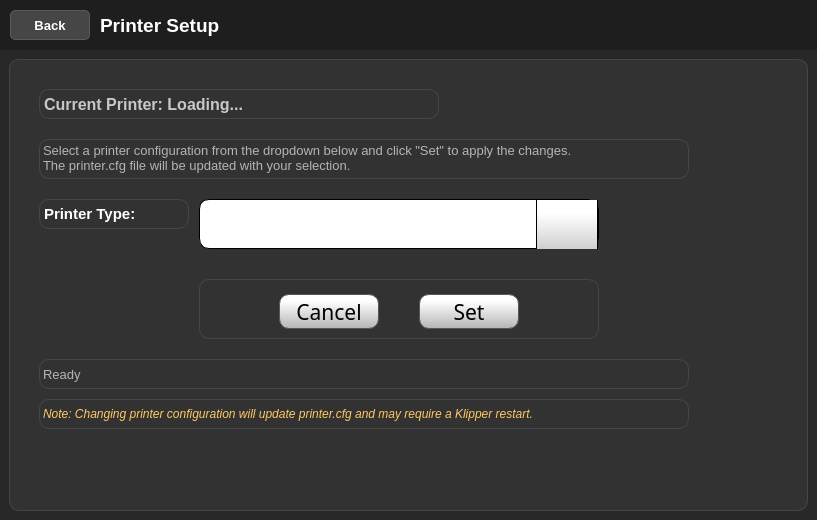
FracktalWorks/ControlCenter, file octoprint_ControlCenter/ui/settings_screen/printer_setup/printer_setup.ui: the form before one commit.
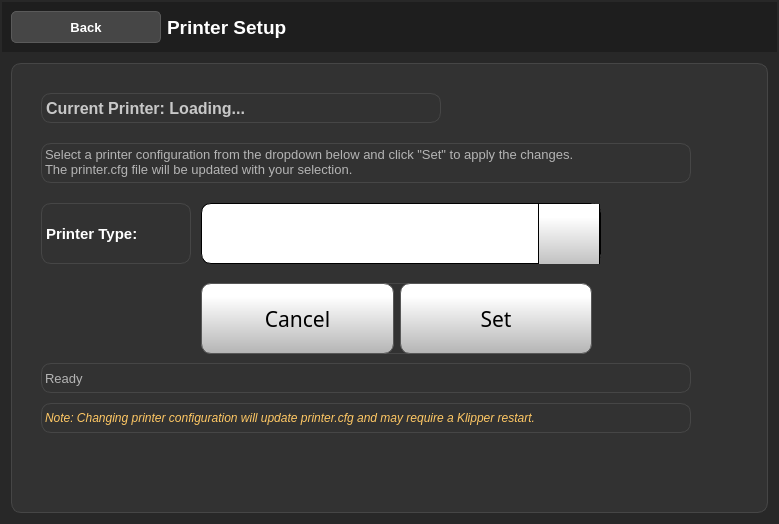
The form after the commit. Icons and pictures are not drawn.

Commit message:
Improve temperature input handling and UI layout
Added validation for temperature input to handle non-numeric and empty values in control_screen.py, preventing errors when setting extruder temperature. Updated printer_setup.ui to use layouts for better button alignment, adjusted margins and sizes, and enhanced scrollbar styling for improved UI consistency.

Diff of the .ui file:
```diff
--- a/octoprint_ControlCenter/ui/settings_screen/printer_setup/printer_setup.ui
+++ b/octoprint_ControlCenter/ui/settings_screen/printer_setup/printer_setup.ui
@@ -6,8 +6,8 @@
    <rect>
     <x>0</x>
     <y>0</y>
-    <width>817</width>
-    <height>520</height>
+    <width>779</width>
+    <height>524</height>
    </rect>
   </property>
   <property name="windowTitle">
@@ -18,19 +18,19 @@
   </property>
   <layout class="QVBoxLayout" name="verticalLayout">
    <property name="spacing">
-    <number>0</number>
+    <number>2</number>
    </property>
    <property name="leftMargin">
-    <number>0</number>
+    <number>2</number>
    </property>
    <property name="topMargin">
-    <number>0</number>
+    <number>2</number>
    </property>
    <property name="rightMargin">
-    <number>0</number>
+    <number>2</number>
    </property>
    <property name="bottomMargin">
-    <number>0</number>
+    <number>2</number>
    </property>
    <item>
     <widget class="QWidget" name="headerWidget" native="true">
@@ -49,14 +49,20 @@
      <property name="styleSheet">
       <string notr="true">background-color: rgb(30, 30, 30);</string>
      </property>
+     <layout class="QHBoxLayout" name="horizontalLayout_2" stretch="1,4">
+      <property name="leftMargin">
+       <number>9</number>
+      </property>
+      <property name="topMargin">
+       <number>9</number>
+      </property>
+      <item>
      <widget class="QPushButton" name="backButton">
-      <property name="geometry">
-       <rect>
-        <x>10</x>
-        <y>10</y>
-        <width>80</width>
-        <height>30</height>
-       </rect>
+        <property name="sizePolicy">
+         <sizepolicy hsizetype="Minimum" vsizetype="Expanding">
+          <horstretch>0</horstretch>
+          <verstretch>0</verstretch>
+         </sizepolicy>
       </property>
       <property name="font">
        <font>
@@ -86,15 +92,9 @@
        <string>Back</string>
       </property>
      </widget>
+      </item>
+      <item>
      <widget class="QLabel" name="titleLabel">
-      <property name="geometry">
-       <rect>
-        <x>100</x>
-        <y>10</y>
-        <width>200</width>
-        <height>30</height>
-       </rect>
-      </property>
       <property name="font">
        <font>
         <pointsize>14</pointsize>
@@ -112,6 +112,8 @@
        <set>Qt::AlignLeading|Qt::AlignLeft|Qt::AlignVCenter</set>
       </property>
      </widget>
+      </item>
+     </layout>
     </widget>
    </item>
    <item>
@@ -187,7 +189,7 @@
            <x>30</x>
            <y>140</y>
            <width>150</width>
-           <height>30</height>
+           <height>61</height>
           </rect>
          </property>
          <property name="font">
@@ -213,7 +215,7 @@
            <x>190</x>
            <y>140</y>
            <width>400</width>
-           <height>50</height>
+           <height>61</height>
           </rect>
          </property>
          <property name="font">
@@ -222,7 +224,55 @@
           </font>
          </property>
          <property name="styleSheet">
-          <string notr="true">QScrollBar::add-page:vertical, QScrollBar::sub-page:vertical {
+          <string notr="true"> QScrollBar:vertical {
+     border: 1px solid black;
+border-radius: 5px;
+    background-color: rgb(40,40,40);
+     width: 60px;
+     margin: 67px 0 67px 0;
+ }
+
+/* Sets up the color and height of handle */
+QScrollBar::handle:vertical {
+border-radius: 5px;
+background: qlineargradient(spread:pad, x1:0, y1:1, x2:0, y2:0.188, stop:0 rgba(180, 180, 180, 255), stop:1 rgba(255, 255, 255, 255));
+min-height: 7px;
+}
+
+
+QScrollBar::add-line:vertical {
+     border: 1px solid black;
+background: qlineargradient(spread:pad, x1:0, y1:1, x2:0, y2:0.188, stop:0 rgba(180, 180, 180, 255), stop:1 rgba(255, 255, 255, 255));
+     height:65px;
+border-radius: 5px;
+     subcontrol-position: bottom;
+     subcontrol-origin: margin;
+ }
+
+ QScrollBar::sub-line:vertical {
+     border: 1px solid black;
+background: qlineargradient(spread:pad, x1:0, y1:1, x2:0, y2:0.188, stop:0 rgba(180, 180, 180, 255), stop:1 rgba(255, 255, 255, 255));
+     height: 65px;
+border-radius: 5px;
+     subcontrol-position: top;
+     subcontrol-origin: margin;
+ }
+
+QScrollBar::up-arrow:vertical {
+ image: url(:/Navigation/img/Navigation/arrows.png);
+    width: 40px;
+    height: 40px;
+ padding: 5px;
+ }
+QScrollBar::down-arrow:vertical {
+	image: url(:/Navigation/img/Navigation/arrows-5.png);
+    width: 40px;
+    height: 40px;
+ padding: 5px;
+ }
+
+/* need this to get rid of crosshatching on scrollbar background */
+QScrollBar::add-page:vertical, QScrollBar::sub-page:vertical {
 background: none;
 }
 
@@ -292,18 +342,18 @@
           <rect>
            <x>190</x>
            <y>220</y>
-           <width>400</width>
-           <height>60</height>
+           <width>391</width>
+           <height>71</height>
           </rect>
          </property>
+         <layout class="QHBoxLayout" name="horizontalLayout">
+          <item>
          <widget class="QPushButton" name="cancelButton">
-          <property name="geometry">
-           <rect>
-            <x>80</x>
-            <y>15</y>
-            <width>100</width>
-            <height>35</height>
-           </rect>
+            <property name="sizePolicy">
+             <sizepolicy hsizetype="Minimum" vsizetype="Expanding">
+              <horstretch>0</horstretch>
+              <verstretch>0</verstretch>
+             </sizepolicy>
           </property>
           <property name="font">
            <font>
@@ -340,14 +390,14 @@
            <string>Cancel</string>
           </property>
          </widget>
+          </item>
+          <item>
          <widget class="QPushButton" name="setButton">
-          <property name="geometry">
-           <rect>
-            <x>220</x>
-            <y>15</y>
-            <width>100</width>
-            <height>35</height>
-           </rect>
+            <property name="sizePolicy">
+             <sizepolicy hsizetype="Minimum" vsizetype="Expanding">
+              <horstretch>0</horstretch>
+              <verstretch>0</verstretch>
+             </sizepolicy>
           </property>
           <property name="font">
            <font>
@@ -384,6 +434,8 @@
            <string>Set</string>
           </property>
          </widget>
+          </item>
+         </layout>
         </widget>
         <widget class="QLabel" name="statusLabel">
          <property name="geometry">
```
Left out of the diff: 4 changed lines with no effect on the pictures. Lines whose indentation alone changed are shown as unchanged. The commit also changes 2 other files.
